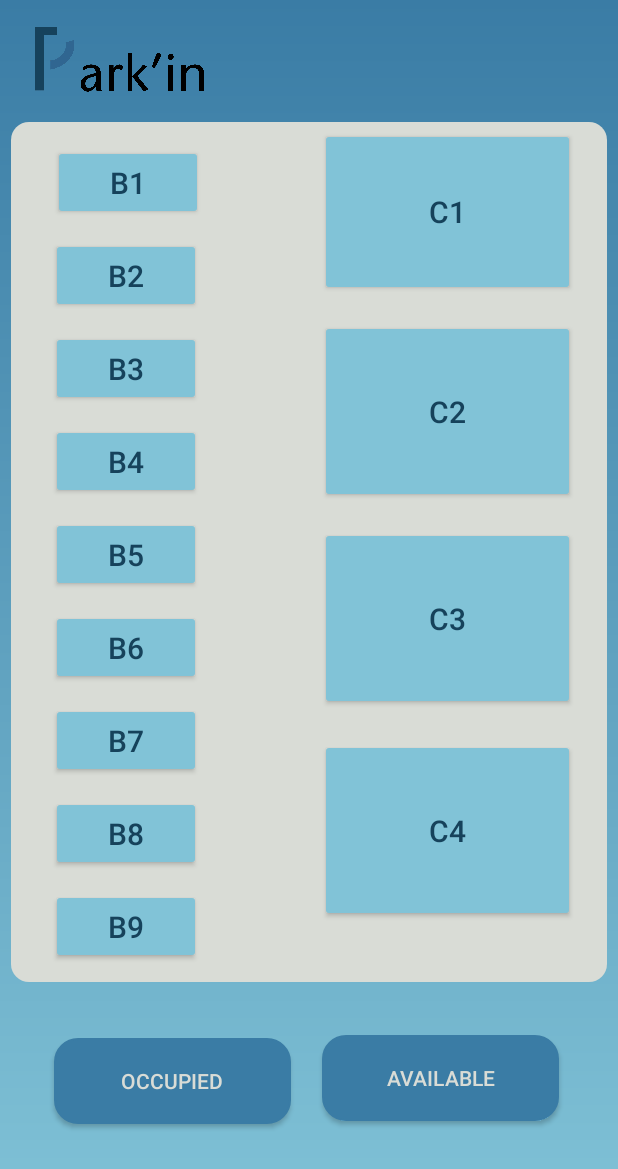
After one commit to Sujan612/Parkin, an Android app: the cosmos_operator screen opened directly, with no data from a screen before it, on a phone screen of 412 x 824 dp. The commit adds this screen. Shown: the top 1169 px of the screen. Run offline under Robolectric (Android 15) with nearby library versions, the phone set to English and light mode, and no system bars; our stand-ins replace Firebase (no records; nobody signed in at launch, a user with empty details on screens opened directly).

Commit message:
operator ra user ko red,yellow

```diff
--- a/app/src/main/java/com/example/parkin1/HomeActivity.java
+++ b/app/src/main/java/com/example/parkin1/HomeActivity.java
@@ -84,8 +84,6 @@ public class HomeActivity extends BaseActivity{
 
         LocationAdapter adapter = new LocationAdapter(locationList);
         recyclerView.setAdapter(adapter);
-
-
         this.setRequestedOrientation(ActivityInfo.SCREEN_ORIENTATION_PORTRAIT);
         View decorView = getWindow().getDecorView();
         decorView.setSystemUiVisibility(View.SYSTEM_UI_FLAG_LAYOUT_STABLE | View.SYSTEM_UI_FLAG_LAYOUT_FULLSCREEN);
--- a/app/src/main/java/com/example/parkin1/cosmos_model.java
+++ b/app/src/main/java/com/example/parkin1/cosmos_model.java
@@ -26,12 +26,13 @@ import com.google.firebase.database.ValueEventListener;
 
 public class cosmos_model extends AppCompatActivity {
 
-    private static final String location = "27.65618593181801, 85.3215688432409";
+    private static final String location = "27.65618593181801, 85.3215688432409";//cosmos ko lati,longitude
     private Button selectedButton = null;
     private boolean isColorChanged = false;
     private DatabaseReference databaseReference;
     private Runnable resetColorChangedTask;
     private Handler handler = new Handler();
+    private boolean isOperator = false;
 
 
     @Override
@@ -88,9 +89,13 @@ public class cosmos_model extends AppCompatActivity {
             @Override
             public void onClick(View view) {
                 if (!isColorChanged) {
+                    if (!isOperator) {
                         selectedButton = (Button) view;
                         selectedButton.setBackgroundResource(R.drawable.yes_border);
-                } else if (isColorChanged) {
+                    } else {
+                        Toast.makeText(cosmos_model.this, "space is OCCUPIED", Toast.LENGTH_SHORT).show();
+                    }
+                } else {
                     Toast.makeText(cosmos_model.this, "Already reserved one space!", Toast.LENGTH_SHORT).show();
                 }
             }
@@ -122,10 +127,14 @@ public class cosmos_model extends AppCompatActivity {
             @Override
             public void onClick(View view) {
                 if (!isColorChanged && selectedButton != null) {
+                    if (!isOperator && "RED".equals(selectedButton.getTag())) {
+                        Toast.makeText(cosmos_model.this, "Operator cannot change the red button!", Toast.LENGTH_SHORT).show();
+                    } else {
                         selectedButton.setBackgroundColor(Color.YELLOW);
                         isColorChanged = true;
                         saveButtonState();
                         scheduleColorChangeReset();
+                    }
                 }
             }
         });
@@ -150,6 +159,10 @@ public class cosmos_model extends AppCompatActivity {
             selectedButton.setBackgroundResource(R.drawable.yes_border);
             if (color.equals("YELLOW")) {
                 selectedButton.setBackgroundColor(Color.YELLOW);
+            }else if(color.equals("RED")){
+                selectedButton.setBackgroundColor(Color.RED);
+            }else{
+                selectedButton.setBackgroundColor(Color.TRANSPARENT);
             }
         }
         isColorChanged = isChanged;
--- /dev/null
+++ b/app/src/main/java/com/example/parkin1/cosmos_operator.java
@@ -0,0 +1,167 @@
+package com.example.parkin1;
+
+import android.annotation.SuppressLint;
+import android.graphics.Color;
+import android.os.Bundle;
+import android.os.Handler;
+import android.view.View;
+import android.widget.Button;
+import android.widget.Toast;
+
+import androidx.annotation.NonNull;
+import androidx.appcompat.app.AppCompatActivity;
+import androidx.core.graphics.Insets;
+import androidx.core.view.ViewCompat;
+import androidx.core.view.WindowInsetsCompat;
+
+import com.google.firebase.database.DataSnapshot;
+import com.google.firebase.database.DatabaseError;
+import com.google.firebase.database.DatabaseReference;
+import com.google.firebase.database.FirebaseDatabase;
+import com.google.firebase.database.ValueEventListener;
+
+public class cosmos_operator extends AppCompatActivity {
+
+    private Button selectedButton = null;
+    private boolean isColorChanged = false;
+    private DatabaseReference databaseReference;
+    private boolean isOperator = true;  // Set this to false if it's a regular user
+
+    @Override
+    protected void onCreate(Bundle savedInstanceState) {
+        super.onCreate(savedInstanceState);
+        setContentView(R.layout.activity_cosmos_operator);
+
+        ViewCompat.setOnApplyWindowInsetsListener(findViewById(R.id.main), (v, insets) -> {
+            Insets systemBars = insets.getInsets(WindowInsetsCompat.Type.systemBars());
+            v.setPadding(systemBars.left, systemBars.top, systemBars.right, systemBars.bottom);
+            return insets;
+        });
+
+        databaseReference = FirebaseDatabase.getInstance().getReference("buttonState");
+
+        // Define your buttons
+        Button button1 = findViewById(R.id.b_cosmos_1);
+        Button button2 = findViewById(R.id.b_cosmos_2);
+        Button button3 = findViewById(R.id.b_cosmos_3);
+        Button button4 = findViewById(R.id.b_cosmos_4);
+        Button button5 = findViewById(R.id.b_cosmos_5);
+        Button button6 = findViewById(R.id.b_cosmos_6);
+        Button button7 = findViewById(R.id.b_cosmos_7);
+        Button button8 = findViewById(R.id.b_cosmos_8);
+        Button button9 = findViewById(R.id.b_cosmos_9);
+
+        // Occupied and Available buttons
+        Button occupied = findViewById(R.id.occupied_cosmos);
+        Button available = findViewById(R.id.available_cosmsos);
+
+        // Firebase sync
+        databaseReference.addValueEventListener(new ValueEventListener() {
+            @Override
+            public void onDataChange(@NonNull DataSnapshot dataSnapshot) {
+                String selectedButtonId = dataSnapshot.child("selectedButton").getValue(String.class);
+                String color = dataSnapshot.child("color").getValue(String.class);
+                Boolean isChanged = dataSnapshot.child("isColorChanged").getValue(Boolean.class);
+
+                if (selectedButtonId != null && color != null && isChanged != null) {
+                    restoreButtonState(selectedButtonId, color, isChanged);
+                }
+            }
+
+            @Override
+            public void onCancelled(@NonNull DatabaseError databaseError) {
+                Toast.makeText(cosmos_operator.this, "Failed to sync data.", Toast.LENGTH_SHORT).show();
+            }
+        });
+
+        // Button click listener for selection
+        View.OnClickListener buttonClickListener = new View.OnClickListener() {
+            @Override
+            public void onClick(View view) {
+                if (!isColorChanged || (isOperator && selectedButton.getTag().equals("red")&&!selectedButton.getTag().equals("yellow"))) {
+                    selectedButton = (Button) view;
+                    selectedButton.setBackgroundResource(R.drawable.yes_border);
+                } else {
+                    Toast.makeText(cosmos_operator.this, "A space is already selected!", Toast.LENGTH_SHORT).show();
+                }
+            }
+        };
+
+        button1.setOnClickListener(buttonClickListener);
+        button2.setOnClickListener(buttonClickListener);
+        button3.setOnClickListener(buttonClickListener);
+        button4.setOnClickListener(buttonClickListener);
+        button5.setOnClickListener(buttonClickListener);
+        button6.setOnClickListener(buttonClickListener);
+        button7.setOnClickListener(buttonClickListener);
+        button8.setOnClickListener(buttonClickListener);
+        button9.setOnClickListener(buttonClickListener);
+
+        // Occupied button logic (can be changed by operator, not by user)
+        occupied.setOnClickListener(new View.OnClickListener() {
+            @Override
+            public void onClick(View v) {
+                if (selectedButton != null && (!selectedButton.getTag().equals("red") || isOperator ||!selectedButton.getTag().equals("yellow"))) {
+                    selectedButton.setBackgroundColor(Color.RED);
+                    selectedButton.setTag("red"); // Mark button as occupied
+                    isColorChanged = true;
+                    saveButtonState("RED");
+                } else {
+                    Toast.makeText(cosmos_operator.this, "Cannot change an occupied space!", Toast.LENGTH_SHORT).show();
+                }
+            }
+        });
+
+        // Available button logic (operator can change a red button, user cannot)
+        available.setOnClickListener(new View.OnClickListener() {
+            @Override
+            public void onClick(View v) {
+                if (selectedButton != null && (!selectedButton.getTag().equals("red") || isOperator ||!selectedButton.getTag().equals("yellow"))) {
+                    selectedButton.setBackgroundColor(Color.TRANSPARENT);
+                    selectedButton.setTag(""); // Clear color
+                    isColorChanged = false;
+                    saveButtonState("TRANSPARENT");
+                } else {
+                    Toast.makeText(cosmos_operator.this, "Cannot change an occupied space!", Toast.LENGTH_SHORT).show();
+                }
+            }
+        });
+    }
+
+    private void saveButtonState(String color) {
+        if (selectedButton != null) {
+            String selectedButtonId = getResources().getResourceEntryName(selectedButton.getId());
+            databaseReference.child("selectedButton").setValue(selectedButtonId);
+            databaseReference.child("color").setValue(color);
+            databaseReference.child("isColorChanged").setValue(true);
+        }
+    }
+
+    private void restoreButtonState(String selectedButtonId, String color, boolean isChanged) {
+        deselectPreviousButton();
+        @SuppressLint("DiscouragedApi") int resId = getResources().getIdentifier(selectedButtonId, "id", getPackageName());
+        selectedButton = findViewById(resId);
+        if (selectedButton != null) {
+            selectedButton.setBackgroundResource(R.drawable.yes_border);
+            if(color.equals("RED")) {
+                selectedButton.setBackgroundColor(Color.RED);
+                selectedButton.setTag("red"); // Mark as occupied
+            }else if (color.equals("YELLOW")) {
+                selectedButton.setBackgroundColor(Color.YELLOW);
+                selectedButton.setTag("yellow");
+            }else if(color.equals("TRANSPARENT")) {
+                selectedButton.setBackgroundColor(Color.TRANSPARENT);
+                selectedButton.setTag(""); // Clear tag
+            }
+        }
+        isColorChanged = isChanged;
+    }
+
+    private void deselectPreviousButton() {
+        if (selectedButton != null) {
+            selectedButton.setBackgroundResource(R.drawable.no_border);
+            selectedButton.setBackgroundColor(Color.TRANSPARENT);
+            selectedButton.setTag(""); // Reset tag
+        }
+    }
+}
--- /dev/null
+++ b/app/src/main/res/layout/activity_cosmos_operator.xml
@@ -0,0 +1,260 @@
+<?xml version="1.0" encoding="utf-8"?>
+<androidx.constraintlayout.widget.ConstraintLayout
+    xmlns:android="http://schemas.android.com/apk/res/android"
+    xmlns:tools="http://schemas.android.com/tools"
+    xmlns:app="http://schemas.android.com/apk/res-auto"
+    android:id="@+id/main"
+    android:layout_width="match_parent"
+    android:layout_height="match_parent"
+    tools:context=".cosmos_model"
+    android:background="@drawable/gradient_bg">
+
+    <ImageView
+        android:id="@+id/imageView6"
+        android:layout_width="134dp"
+        android:layout_height="51dp"
+        app:layout_constraintBottom_toBottomOf="parent"
+        app:layout_constraintEnd_toEndOf="parent"
+        app:layout_constraintHorizontal_bias="0.057"
+        app:layout_constraintStart_toStartOf="parent"
+        app:layout_constraintTop_toTopOf="parent"
+        app:layout_constraintVertical_bias="0.023"
+        app:srcCompat="@drawable/wholelogo" />
+
+    <ImageView
+        android:id="@+id/imageView7"
+        android:layout_width="397dp"
+        android:layout_height="573dp"
+        android:layout_marginTop="12dp"
+        app:layout_constraintBottom_toBottomOf="parent"
+        app:layout_constraintEnd_toEndOf="parent"
+        app:layout_constraintStart_toStartOf="parent"
+        app:layout_constraintTop_toBottomOf="@+id/imageView6"
+        app:layout_constraintVertical_bias="0.0"
+        app:srcCompat="@drawable/corner_curve"
+        app:tint="@color/grey" />
+
+    <Button
+        android:id="@+id/occupied_cosmos"
+        android:layout_width="158dp"
+        android:layout_height="57dp"
+        android:text="occupied"
+        android:textColor="@color/grey"
+        app:layout_constraintBottom_toBottomOf="parent"
+        app:layout_constraintEnd_toStartOf="@+id/available_cosmsos"
+        app:layout_constraintHorizontal_bias="0.636"
+        app:layout_constraintStart_toStartOf="parent"
+        app:layout_constraintTop_toBottomOf="@+id/imageView7"
+        app:layout_constraintVertical_bias="0.333"
+        android:background="@drawable/rounder_corner"
+        app:backgroundTint="@color/StartColor"/>
+
+    <Button
+        android:id="@+id/available_cosmsos"
+        android:layout_width="158dp"
+        android:layout_height="57dp"
+        android:background="@drawable/rounder_corner"
+        android:backgroundTint="@color/StartColor"
+        android:text="Available"
+        android:textColor="@color/grey"
+        app:layout_constraintBottom_toBottomOf="parent"
+        app:layout_constraintEnd_toEndOf="parent"
+        app:layout_constraintHorizontal_bias="0.845"
+        app:layout_constraintStart_toStartOf="parent"
+        app:layout_constraintTop_toBottomOf="@+id/imageView7"
+        app:layout_constraintVertical_bias="0.318" />
+
+    <Button
+        android:id="@+id/b_cosmos_1"
+        android:layout_width="100dp"
+        android:layout_height="50dp"
+        android:layout_marginBottom="12dp"
+        android:backgroundTint="@color/EndColor"
+        android:text="B1"
+        android:textColor="@color/text_shade"
+        android:textSize="20sp"
+        app:layout_constraintBottom_toTopOf="@+id/b_cosmos_2"
+        app:layout_constraintEnd_toEndOf="@+id/imageView7"
+        app:layout_constraintHorizontal_bias="0.094"
+        app:layout_constraintStart_toStartOf="@+id/imageView7"
+        app:layout_constraintTop_toTopOf="@+id/imageView7"
+        app:layout_constraintVertical_bias="1.0" />
+
+    <Button
+        android:id="@+id/b_cosmos_2"
+        android:layout_width="100dp"
+        android:layout_height="50dp"
+        android:layout_marginBottom="12dp"
+        android:backgroundTint="@color/EndColor"
+        android:text="B2"
+        android:textColor="@color/text_shade"
+        android:textSize="20sp"
+        app:layout_constraintBottom_toTopOf="@+id/b_cosmos_3"
+        app:layout_constraintEnd_toEndOf="@+id/imageView7"
+        app:layout_constraintHorizontal_bias="0.09"
+        app:layout_constraintStart_toStartOf="@+id/imageView7" />
+
+    <Button
+        android:id="@+id/b_cosmos_3"
+        android:layout_width="100dp"
+        android:layout_height="50dp"
+        android:layout_marginBottom="12dp"
+        android:backgroundTint="@color/EndColor"
+        android:text="b3"
+        android:textColor="@color/text_shade"
+        android:textSize="20sp"
+        app:layout_constraintBottom_toTopOf="@+id/b_cosmos_4"
+        app:layout_constraintEnd_toEndOf="@+id/imageView7"
+        app:layout_constraintHorizontal_bias="0.09"
+        app:layout_constraintStart_toStartOf="@+id/imageView7" />
+
+    <Button
+        android:id="@+id/b_cosmos_4"
+        android:layout_width="100dp"
+        android:layout_height="50dp"
+        android:layout_marginBottom="12dp"
+        android:backgroundTint="@color/EndColor"
+        android:text="b4"
+        android:textColor="@color/text_shade"
+        android:textSize="20sp"
+        app:layout_constraintBottom_toTopOf="@+id/b_cosmos_5"
+        app:layout_constraintEnd_toEndOf="@+id/imageView7"
+        app:layout_constraintHorizontal_bias="0.09"
+        app:layout_constraintStart_toStartOf="@+id/imageView7" />
+
+    <Button
+        android:id="@+id/b_cosmos_5"
+        android:layout_width="100dp"
+        android:layout_height="50dp"
+        android:layout_marginBottom="12dp"
+        android:backgroundTint="@color/EndColor"
+        android:text="b5"
+        android:textSize="20sp"
+        android:textColor="@color/text_shade"
+        app:layout_constraintBottom_toTopOf="@+id/b_cosmos_6"
+        app:layout_constraintEnd_toEndOf="@+id/imageView7"
+        app:layout_constraintHorizontal_bias="0.09"
+        app:layout_constraintStart_toStartOf="@+id/imageView7" />
+
+    <Button
+        android:id="@+id/b_cosmos_6"
+        android:layout_width="100dp"
+        android:layout_height="50dp"
+        android:layout_marginBottom="12dp"
+        android:backgroundTint="@color/EndColor"
+        android:text="b6"
+        android:textSize="20sp"
+        android:textColor="@color/text_shade"
+        app:layout_constraintBottom_toTopOf="@+id/b_cosmos_7"
+        app:layout_constraintEnd_toEndOf="@+id/imageView7"
+        app:layout_constraintHorizontal_bias="0.09"
+        app:layout_constraintStart_toStartOf="@+id/imageView7" />
+
+    <Button
+        android:id="@+id/b_cosmos_7"
+        android:layout_width="100dp"
+        android:layout_height="50dp"
+        android:layout_marginBottom="12dp"
+        android:backgroundTint="@color/EndColor"
+        android:text="b7"
+        android:textSize="20sp"
+        android:textColor="@color/text_shade"
+        app:layout_constraintBottom_toTopOf="@+id/b_cosmos_8"
+        app:layout_constraintEnd_toEndOf="@+id/imageView7"
+        app:layout_constraintHorizontal_bias="0.09"
+        app:layout_constraintStart_toStartOf="@+id/imageView7" />
+
+    <Button
+        android:id="@+id/b_cosmos_8"
+        android:layout_width="100dp"
+        android:layout_height="50dp"
+        android:layout_marginBottom="12dp"
+        android:backgroundTint="@color/EndColor"
+        android:text="b8"
+        android:textSize="20sp"
+        android:textColor="@color/text_shade"
+        app:layout_constraintBottom_toTopOf="@+id/b_cosmos_9"
+        app:layout_constraintEnd_toEndOf="@+id/imageView7"
+        app:layout_constraintHorizontal_bias="0.09"
+        app:layout_constraintStart_toStartOf="@+id/imageView7" />
+
+    <Button
+        android:id="@+id/b_cosmos_9"
+        android:layout_width="100dp"
+        android:layout_height="50dp"
+        android:layout_marginBottom="12dp"
+        android:backgroundTint="@color/EndColor"
+        android:text="b9"
+        android:textSize="20sp"
+        android:textColor="@color/text_shade"
+        app:layout_constraintBottom_toBottomOf="@+id/imageView7"
+        app:layout_constraintEnd_toEndOf="@+id/imageView7"
+        app:layout_constraintHorizontal_bias="0.09"
+        app:layout_constraintStart_toStartOf="@+id/imageView7" />
+
+    <Button
+        android:id="@+id/c_cosmos_1"
+        android:layout_width="170dp"
+        android:layout_height="112dp"
+        android:layout_marginTop="4dp"
+        android:layout_marginBottom="457dp"
+        android:backgroundTint="@color/EndColor"
+        android:text="C1"
+        android:textColor="@color/text_shade"
+        android:textSize="20sp"
+        app:layout_constraintBottom_toBottomOf="@+id/imageView7"
+        app:layout_constraintEnd_toEndOf="@+id/imageView7"
+        app:layout_constraintHorizontal_bias="0.785"
+        app:layout_constraintStart_toEndOf="@+id/b_cosmos_1"
+        app:layout_constraintTop_toTopOf="@+id/imageView7" />
+
+    <Button
+        android:id="@+id/c_cosmos_2"
+        android:layout_width="170dp"
+        android:layout_height="122dp"
+        android:layout_marginTop="16dp"
+        android:layout_marginBottom="319dp"
+        android:backgroundTint="@color/EndColor"
+        android:text="c2"
+        android:textSize="20sp"
+        android:textColor="@color/text_shade"
+        app:layout_constraintBottom_toBottomOf="@+id/imageView7"
+        app:layout_constraintEnd_toEndOf="@+id/imageView7"
+        app:layout_constraintHorizontal_bias="0.785"
+        app:layout_constraintStart_toEndOf="@+id/b_cosmos_3"
+        app:layout_constraintTop_toBottomOf="@+id/c_cosmos_1" />
+
+    <Button
+        android:id="@+id/c_cosmos_3"
+        android:layout_width="170dp"
+        android:layout_height="122dp"
+        android:layout_marginTop="16dp"
+        android:layout_marginBottom="181dp"
+        android:backgroundTint="@color/EndColor"
+        android:text="c3"
+        android:textSize="20sp"
+        android:textColor="@color/text_shade"
+        app:layout_constraintBottom_toBottomOf="@+id/imageView7"
+        app:layout_constraintEnd_toEndOf="@+id/imageView7"
+        app:layout_constraintHorizontal_bias="0.785"
+        app:layout_constraintStart_toEndOf="@+id/b_cosmos_6"
+        app:layout_constraintTop_toBottomOf="@+id/c_cosmos_2" />
+
+    <Button
+        android:id="@+id/c_cosmos_4"
+        android:layout_width="170dp"
+        android:layout_height="122dp"
+        android:layout_marginTop="16dp"
+        android:layout_marginBottom="40dp"
+        android:backgroundTint="@color/EndColor"
+        android:text="c4"
+        android:textSize="20sp"
+        android:textColor="@color/text_shade"
+        app:layout_constraintBottom_toBottomOf="@+id/imageView7"
+        app:layout_constraintEnd_toEndOf="@+id/imageView7"
+        app:layout_constraintHorizontal_bias="0.785"
+        app:layout_constraintStart_toEndOf="@+id/b_cosmos_8"
+        app:layout_constraintTop_toBottomOf="@+id/c_cosmos_3"
+        app:layout_constraintVertical_bias="1.0" />
+
+</androidx.constraintlayout.widget.ConstraintLayout>
--- a/app/src/main/res/layout/item_layout.xml
+++ b/app/src/main/res/layout/item_layout.xml
@@ -7,7 +7,8 @@
     android:layout_marginLeft="22dp"
     android:background="@drawable/round_button"
     android:backgroundTint="#d9dcd6"
-    android:padding="8dp">
+    android:padding="8dp"
+    android:id="@+id/container">
 
     <LinearLayout
         android:layout_width="match_parent"
```
Also changed, not shown: app/src/main/AndroidManifest.xml (+6 -3 lines). Lines whose indentation alone changed are shown as unchanged.
